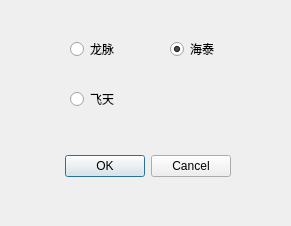
This is choosekeydialog.ui in liuzhenxin/uKeyManage as Qt 5 draws it before an edit. The edited form follows.
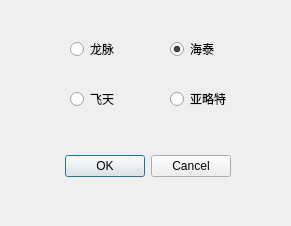
This is the edited form.

The edit to the form file:
```diff
--- a/choosekeydialog.ui
+++ b/choosekeydialog.ui
@@ -80,6 +80,22 @@
     <bool>false</bool>
    </property>
   </widget>
+  <widget class="QRadioButton" name="YALUETECHOOSE">
+   <property name="geometry">
+    <rect>
+     <x>170</x>
+     <y>90</y>
+     <width>91</width>
+     <height>18</height>
+    </rect>
+   </property>
+   <property name="text">
+    <string>亚略特</string>
+   </property>
+   <property name="checked">
+    <bool>false</bool>
+   </property>
+  </widget>
  </widget>
  <resources/>
  <connections>
```
